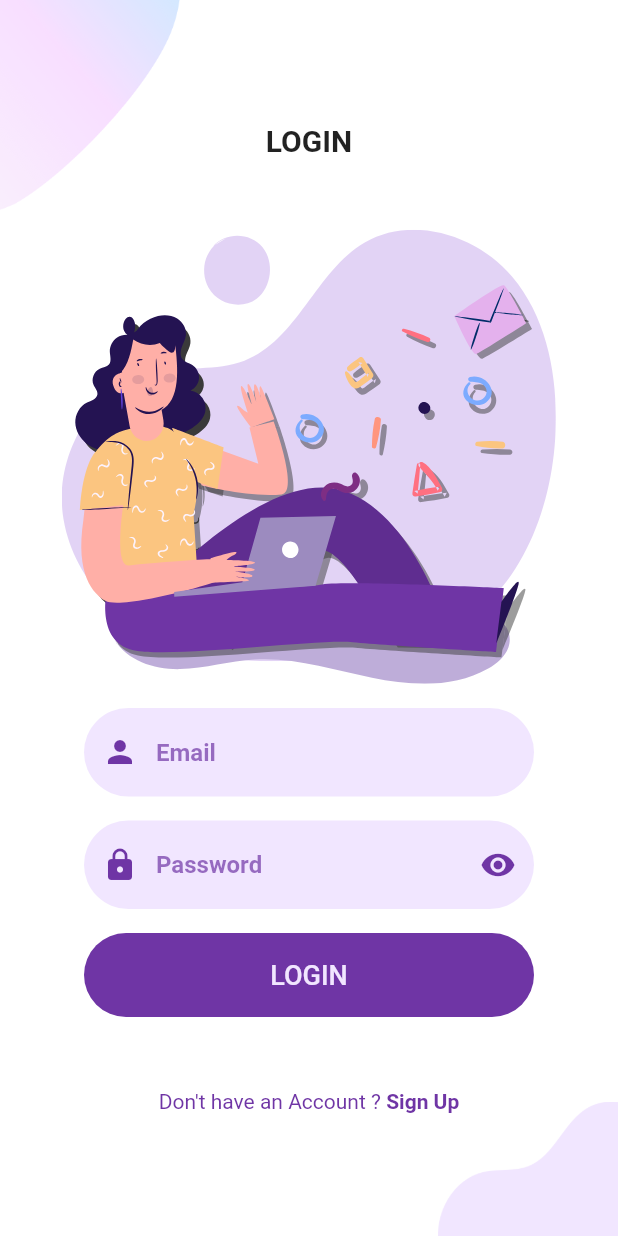
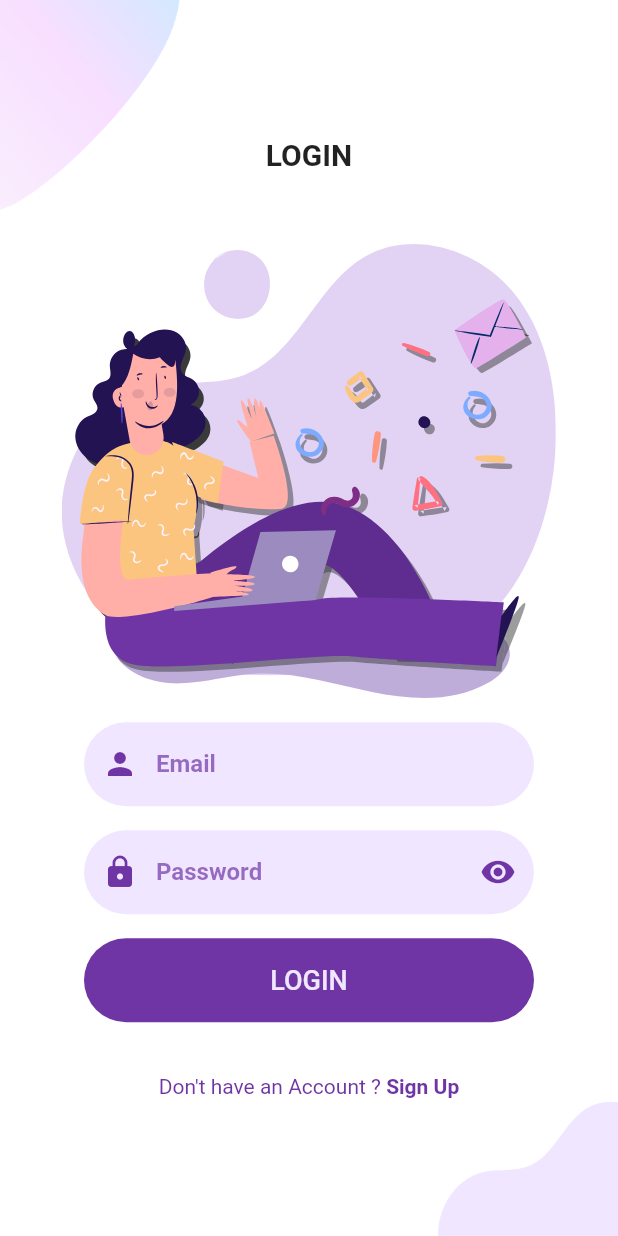
Before and after one commit to HamzaAlwajeeh/Chat-APP, a Flutter app: the screen it shows after launch, after a tap on "LOGIN", on a phone screen of 412 x 824 dp. Run offline on Flutter 3.47's test engine with Material 3 defaults, Android fonts, the phone set to English and light mode, and no system bars; our stand-ins replace flutter_svg.

```diff
--- a/lib/main.dart
+++ b/lib/main.dart
@@ -1,7 +1,9 @@
 import 'package:chat_app/constants/constants.dart';
+import 'package:chat_app/generated/l10n.dart';
 import 'package:chat_app/routes/app_route.dart';
 import 'package:chat_app/view/home_view.dart';
 import 'package:flutter/material.dart';
+import 'package:flutter_localizations/flutter_localizations.dart';
 
 void main() {
   runApp(const ChatApp());
@@ -13,8 +15,16 @@ class ChatApp extends StatelessWidget {
   @override
   Widget build(BuildContext context) {
     return MaterialApp(
+      locale: Locale('en'),
+      localizationsDelegates: [
+        S.delegate,
+        GlobalMaterialLocalizations.delegate,
+        GlobalWidgetsLocalizations.delegate,
+        GlobalCupertinoLocalizations.delegate,
+      ],
+      supportedLocales: S.delegate.supportedLocales,
       debugShowCheckedModeBanner: false,
-      title: 'Flutter Auth',
+      title: 'H-Talk app',
       theme: ThemeData(
         useMaterial3: false,
         primaryColor: kPrimaryColor,
--- a/lib/view/home_view.dart
+++ b/lib/view/home_view.dart
@@ -1,4 +1,5 @@
 import 'package:chat_app/constants/constants.dart';
+import 'package:chat_app/generated/l10n.dart';
 import 'package:chat_app/widgets/back_ground.dart';
 import 'package:chat_app/widgets/custom_button.dart';
 import 'package:flutter/material.dart';
@@ -13,8 +14,8 @@ class HomeView extends StatelessWidget {
       child: Column(
         mainAxisAlignment: MainAxisAlignment.center,
         children: [
-          const Text(
-            "WELCOME TO CHAT APP",
+          Text(
+            S.of(context).welcomeMessage,
             style: TextStyle(fontWeight: FontWeight.bold, fontSize: 20),
           ),
           const SizedBox(height: defaultPadding * 2),
@@ -31,7 +32,7 @@ class HomeView extends StatelessWidget {
           const SizedBox(height: defaultPadding * 2),
           CustomButton(
             color: kPrimaryColor,
-            text: 'LOGIN',
+            text: S.of(context).loginButton,
             onPress: () {
               Navigator.pushNamed(context, kLoginView);
             },
@@ -40,7 +41,7 @@ class HomeView extends StatelessWidget {
           SizedBox(height: 16),
           CustomButton(
             color: kPrimaryLightColor,
-            text: 'SIGN UP',
+            text: S.of(context).signupButton,
             onPress: () {
               Navigator.pushNamed(context, kSignUpView);
             },
--- a/lib/view/login_view.dart
+++ b/lib/view/login_view.dart
@@ -1,5 +1,6 @@
 // ignore_for_file: public_member_api_docs, sort_constructors_first
 import 'package:chat_app/constants/constants.dart';
+import 'package:chat_app/generated/l10n.dart';
 import 'package:chat_app/widgets/already_have_an_account.dart';
 import 'package:chat_app/widgets/back_ground.dart';
 import 'package:chat_app/widgets/custom_button.dart';
@@ -19,8 +20,8 @@ class LoginView extends StatelessWidget {
           spacing: defaultPadding,
           mainAxisAlignment: MainAxisAlignment.center,
           children: [
-            const Text(
-              "LOGIN",
+            Text(
+              S.of(context).loginButton,
               style: TextStyle(fontWeight: FontWeight.bold, fontSize: 20),
             ),
             SizedBox(height: defaultPadding),
@@ -36,22 +37,22 @@ class LoginView extends StatelessWidget {
             ),
             CustomTextField(
               obscureText: false,
-              hintText: 'Email',
+              hintText: S.of(context).emailHint,
               prefixIcon: Icons.person,
             ),
             CustomTextField(
               obscureText: true,
-              hintText: 'Password',
+              hintText: S.of(context).passwordHint,
               prefixIcon: Icons.lock,
               suffixIcon: Icons.visibility,
             ),
             CustomButton(
               onPress: () {},
               color: kPrimaryColor,
-              text: "LOGIN",
+              text: S.of(context).loginButton,
               textColor: kPrimaryLightColor,
             ),
-            SizedBox(height: defaultPadding),
+            SizedBox(height: 3),
             AlreadyHaveAnAccount(
               login: true,
               onTap: () {
--- a/lib/widgets/already_have_an_account.dart
+++ b/lib/widgets/already_have_an_account.dart
@@ -1,4 +1,5 @@
 import 'package:chat_app/constants/constants.dart';
+import 'package:chat_app/generated/l10n.dart';
 import 'package:flutter/material.dart';
 
 class AlreadyHaveAnAccount extends StatelessWidget {
@@ -16,13 +17,17 @@ class AlreadyHaveAnAccount extends StatelessWidget {
       mainAxisAlignment: MainAxisAlignment.center,
       children: [
         Text(
-          login ? "Don't have an Account ?" : 'Already have an Account ?',
+          login
+              ? S.of(context).dontHaveAccountMessage
+              : S.of(context).alreadyHaveAccountMessage,
           style: TextStyle(color: kPrimaryColor),
         ),
         GestureDetector(
           onTap: onTap,
           child: Text(
-            login ? ' Sign Up' : ' Sign In',
+            login
+                ? S.of(context).signUpNavigator
+                : S.of(context).signinNavigator,
             style: TextStyle(fontWeight: FontWeight.bold, color: kPrimaryColor),
           ),
         ),
--- a/lib/widgets/custom_button.dart
+++ b/lib/widgets/custom_button.dart
@@ -18,7 +18,14 @@ class CustomButton extends StatelessWidget {
       width: 300,
       child: ElevatedButton(
         onPressed: onPress,
-        style: ElevatedButton.styleFrom(backgroundColor: color),
+        style: ElevatedButton.styleFrom(
+          elevation: 0,
+          foregroundColor: textColor,
+          backgroundColor: color,
+          shape: const StadiumBorder(),
+          maximumSize: const Size(double.infinity, 56),
+          minimumSize: const Size(double.infinity, 56),
+        ),
         child: Text(text, style: TextStyle(fontSize: 18, color: textColor)),
       ),
     );
--- a/lib/widgets/custom_text_field.dart
+++ b/lib/widgets/custom_text_field.dart
@@ -20,10 +20,9 @@ class CustomTextField extends StatelessWidget {
     return SizedBox(
       width: 300,
       child: TextField(
-        style: TextStyle(fontWeight: FontWeight.bold),
+        style: TextStyle(fontWeight: FontWeight.bold, height: 1),
         obscureText: obscureText,
         decoration: InputDecoration(
-          contentPadding: EdgeInsets.symmetric(vertical: 20),
           hintText: hintText,
           prefixIcon: Icon(prefixIcon, color: kPrimaryColor),
           suffixIcon: Icon(suffixIcon, color: kPrimaryColor),
@@ -31,6 +30,14 @@ class CustomTextField extends StatelessWidget {
             fontWeight: FontWeight.bold,
             color: kPrimaryColor.withOpacity(0.7),
           ),
+          border: OutlineInputBorder(
+            borderRadius: BorderRadius.all(Radius.circular(30)),
+            borderSide: BorderSide.none,
+          ),
+          contentPadding: EdgeInsets.symmetric(
+            horizontal: defaultPadding + 4,
+            vertical: defaultPadding + 4,
+          ),
         ),
       ),
     );
--- a/pubspec.yaml
+++ b/pubspec.yaml
@@ -29,12 +29,14 @@ environment:
 # versions available, run `flutter pub outdated`.
 dependencies:
   cupertino_icons: ^1.0.8
+  firebase_core: ^3.15.1
+  flutter_localizations:
+    sdk: flutter
   flutter:
     sdk: flutter
   flutter_svg: ^2.2.0
 
 dev_dependencies:
-
   # The "flutter_lints" package below contains a set of recommended lints to
   # encourage good coding practices. The lint set provided by the package is
   # activated in the `analysis_options.yaml` file located at the root of your
@@ -80,3 +82,5 @@ flutter:
   #
   # For details regarding fonts from package dependencies,
   # see https://flutter.dev/to/font-from-package
+flutter_intl:
+  enabled: true
```
Also changed, not shown: lib/l10n/intl_ar.arb (added, +17 -0 lines), lib/l10n/intl_en.arb (added, +17 -0 lines), lib/view/sign_up_view.dart (+7 -6 lines), lib/generated/intl/messages_all.dart (added), lib/generated/intl/messages_ar.dart (added), lib/generated/intl/messages_en.dart (added), lib/generated/l10n.dart (added), pubspec.lock, 5 other files.
